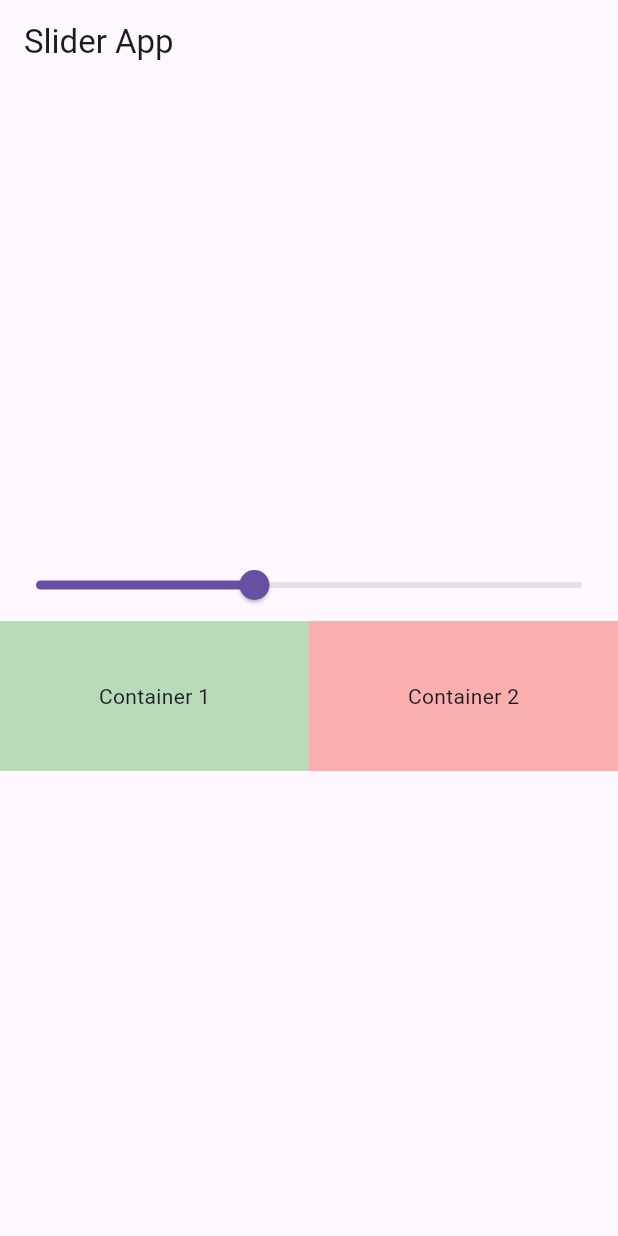
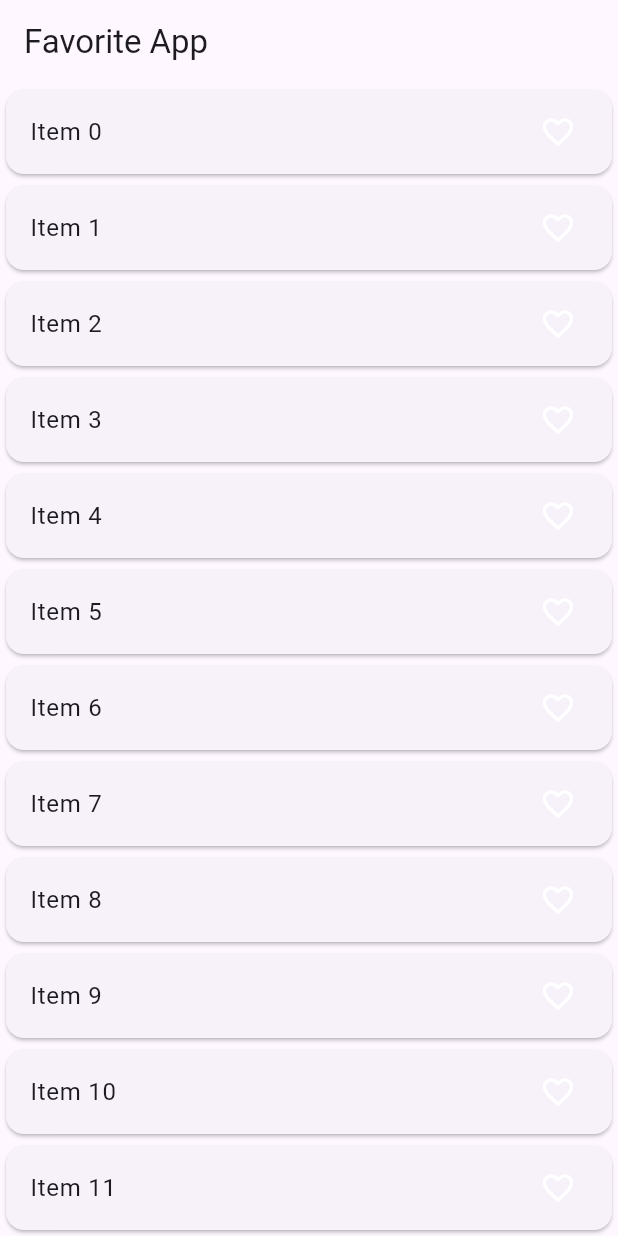
Before and after one commit to HasnathJami/Flutter_Provider_Masterclass, a Flutter app: the screen it shows after launch, on a phone screen of 412 x 824 dp. Run offline on Flutter 3.47's test engine with Material 3 defaults, Android fonts, the phone set to English and light mode, and no system bars.

Commit message:
7. Provider: Favorite App

```diff
--- /dev/null
+++ b/lib/favorite/favorite_screen.dart
@@ -0,0 +1,58 @@
+import 'package:flutter/material.dart';
+import 'package:flutter_provider_masterclass/provider/favorite_provider.dart';
+import 'package:provider/provider.dart';
+
+class FavoriteScreen extends StatefulWidget {
+  const FavoriteScreen({super.key});
+
+  @override
+  State<FavoriteScreen> createState() => _FavoriteScreenState();
+}
+
+class _FavoriteScreenState extends State<FavoriteScreen> {
+  @override
+  void initState() {
+    super.initState();
+  }
+
+  @override
+  Widget build(BuildContext context) {
+    // final provider = Provider.of<FavoriteProvider>(context, listen: true);
+    print('build');
+    return Scaffold(
+      appBar: AppBar(
+        title: Text('Favorite App'),
+      ),
+      body: Column(
+        children: [
+          Expanded(
+            child: ListView.builder(
+                itemCount: 100,
+                itemBuilder: (context, index) {
+                  return Card(
+                    child: Consumer<FavoriteProvider>(builder: (context, value, child){
+                      return ListTile(
+                        onTap: () {
+                          if (value.selectedItem.contains(index)) {
+                            value.removeItem(index);
+                          } else {
+                            value.addItem(index);
+                          }
+                        },
+                        title: Text('Item ' + index.toString()),
+                        trailing: Icon(
+                          Icons.favorite_border_outlined,
+                          color: value.selectedItem.contains(index)
+                              ? Colors.red
+                              : Colors.white,
+                        ),
+                      );
+                    }),
+                  );
+                }),
+          ),
+        ],
+      ),
+    );
+  }
+}
--- a/lib/main.dart
+++ b/lib/main.dart
@@ -1,7 +1,8 @@
 import 'package:flutter/material.dart';
+import 'package:flutter_provider_masterclass/favorite/favorite_screen.dart';
 import 'package:flutter_provider_masterclass/provider/counter_provider.dart';
+import 'package:flutter_provider_masterclass/provider/favorite_provider.dart';
 import 'package:flutter_provider_masterclass/provider/slider_provider.dart';
-import 'package:flutter_provider_masterclass/screen/slider_screen.dart';
 import 'package:provider/provider.dart';
 
 void main() {
@@ -24,11 +25,12 @@ class myApp extends StatelessWidget {
     return MultiProvider(
       providers: [
         ChangeNotifierProvider(create: (_) => CounterProvider()),
-        ChangeNotifierProvider(create: (_) => SliderProvider())
+        ChangeNotifierProvider(create: (_) => SliderProvider()),
+        ChangeNotifierProvider(create: (_) => FavoriteProvider())
       ],
       child: MaterialApp(
         title: "Provider Masterclass",
-        home: SliderScreen(),
+        home: FavoriteScreen(),
       ),
     );
   }
--- /dev/null
+++ b/lib/provider/favorite_provider.dart
@@ -0,0 +1,17 @@
+import 'package:flutter/foundation.dart';
+
+class FavoriteProvider with ChangeNotifier {
+  List<int> _selectedItem = [];
+
+  List<int> get selectedItem => _selectedItem;
+
+  void addItem(int value) {
+    _selectedItem.add(value);
+    notifyListeners();
+  }
+
+  void removeItem(int value) {
+    _selectedItem.remove(value);
+    notifyListeners();
+  }
+}
```
